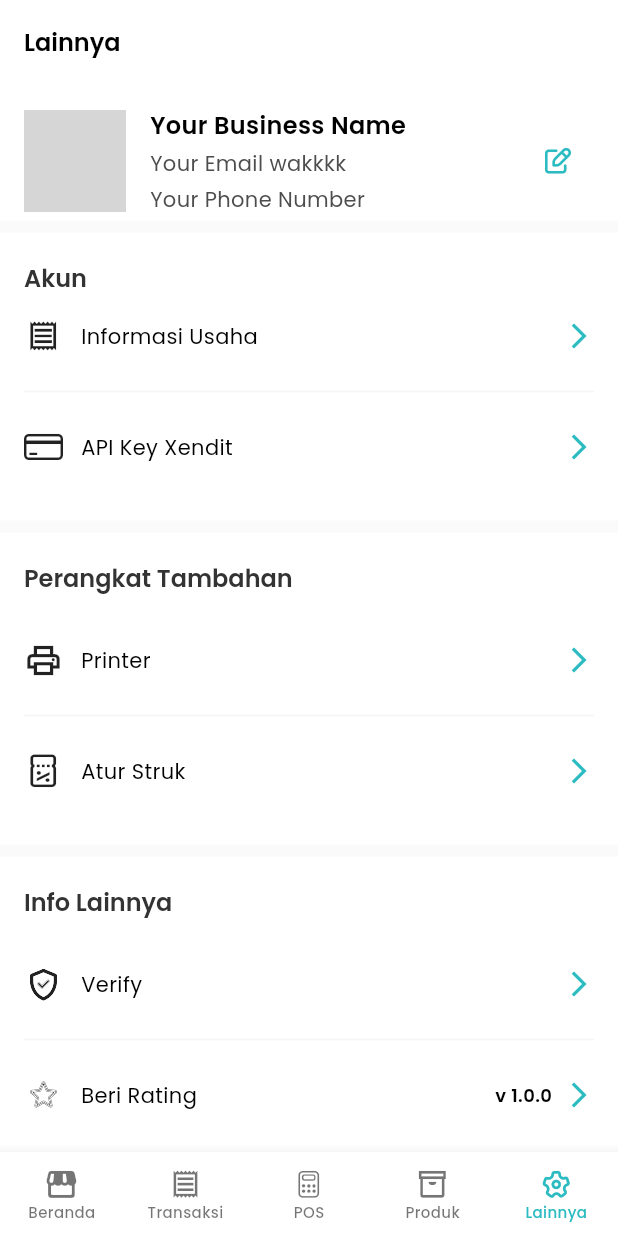
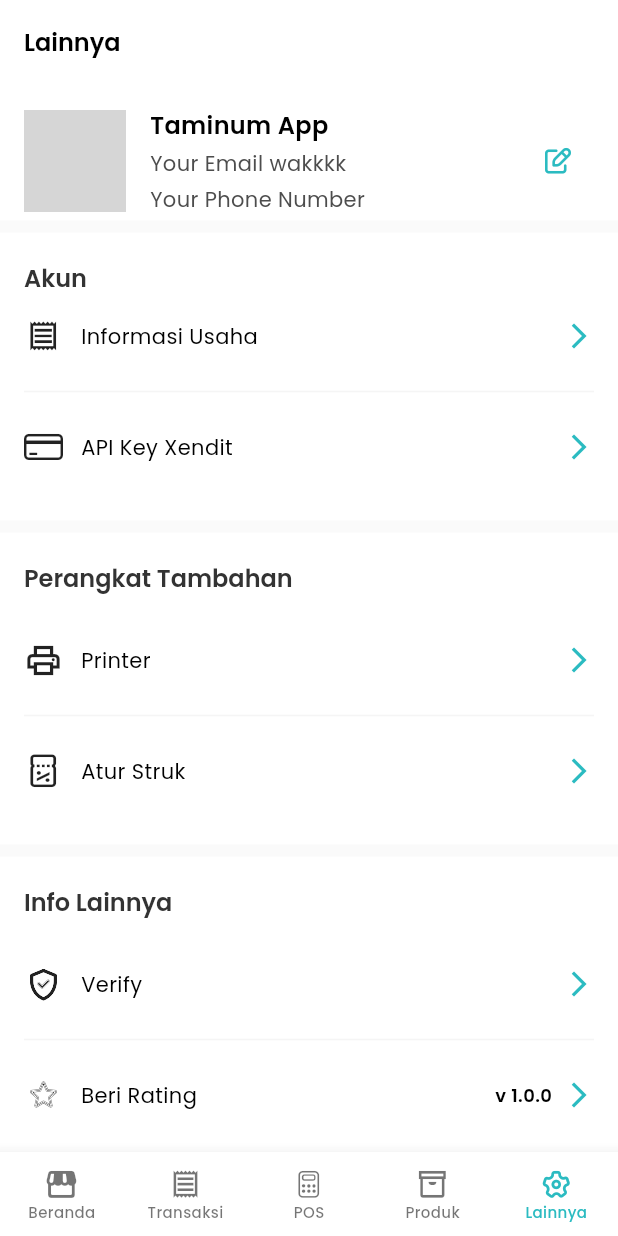
Before and after one commit to haidar-miqdad/taminum-pos, a Flutter app: the screen it shows after launch, item 5 of the bottom bar chosen, on a phone screen of 412 x 824 dp. Run offline on Flutter 3.47's test engine with Material 3 defaults, Android fonts, the phone set to English and light mode, and no system bars; our stand-ins replace bloc, dio, equatable, flutter_bloc, image_picker, lottie and 6 more; missing offline and left inert: flutter_esc_pos_utils, open_settings, print_bluetooth_thermal; accounts and stored records are empty; network calls fail; grey boxes are pictures that could not be loaded.

```diff
--- a/lib/app/app.dart
+++ b/lib/app/app.dart
@@ -1,4 +1,5 @@
 import 'package:flutter/material.dart';
+import 'package:flutter_taminum_mobile/app/config.dart';
 import 'package:flutter_taminum_mobile/app/routes.dart';
 import 'package:flutter_taminum_mobile/core/core.dart';
 import 'package:flutter_bloc/flutter_bloc.dart';
@@ -43,7 +44,7 @@ class MyApp extends StatelessWidget {
 
       ],
       child: MaterialApp(
-        title: 'Taminum App',
+        title: ConfigApp.appName,
         theme: LightTheme(MainColors.primary).theme,
         debugShowCheckedModeBanner: false,
         onGenerateRoute: routes,
--- /dev/null
+++ b/lib/app/config.dart
@@ -0,0 +1,10 @@
+
+import 'package:flutter_taminum_mobile/core/data/config_data.dart';
+
+class ConfigApp {
+  ConfigApp._();
+
+  static const String appName = 'Taminum App';
+
+  static String xenditKey = 'xnd_development_tFbBuLmaYn0ycGqovQI8jWGBBHTJyuSBiewzbWfc1PmotMSFiJKeTjrvEcgXJVe';
+}
--- a/lib/core/data/data.dart
+++ b/lib/core/data/data.dart
@@ -1,2 +1,3 @@
 export 'database/database.dart';
 export 'enums/enums.dart';
+export 'config_data.dart';
--- a/lib/core/preferences/spacing.dart
+++ b/lib/core/preferences/spacing.dart
@@ -6,6 +6,7 @@ class Spacing {
   static width(BuildContext context) {
     return MediaQuery.of(context).size.width;
   }
+
 
   static height(BuildContext context) {
     return MediaQuery.of(context).size.height;
--- a/lib/core/preferences/theme/light_theme.dart
+++ b/lib/core/preferences/theme/light_theme.dart
@@ -25,7 +25,10 @@ class LightTheme{
     onError: errorColor,
   );
 
-  AppBarTheme get appBarTheme => AppBarTheme(centerTitle: false, surfaceTintColor: scaffoldColor);
+  AppBarTheme get appBarTheme => AppBarTheme(
+    centerTitle: false,
+     surfaceTintColor: scaffoldColor,
+     );
 
   CardThemeData get cardTheme => CardThemeData(
     elevation: 0,
--- a/lib/core/template/receipt_template.dart
+++ b/lib/core/template/receipt_template.dart
@@ -3,6 +3,7 @@
 import 'package:flutter_esc_pos_utils/flutter_esc_pos_utils.dart';
 import 'package:flutter_taminum_mobile/core/core.dart';
 
+import '../../app/config.dart';
 import '../../features/features.dart';
 
 class ReceiptTemplate {
@@ -20,7 +21,7 @@ class ReceiptTemplate {
     bytes += generator.reset();
 
     bytes += generator.text(
-      user?.name ?? 'Cashier name group',
+      user?.name ?? 'Taminum eyy',
       styles: const PosStyles(
         bold: true,
         align: PosAlign.center,
@@ -128,7 +129,7 @@ class ReceiptTemplate {
       styles: const PosStyles(align: PosAlign.center),
     );
     bytes += generator.text(
-      'Powered by hedare',
+      'Powered by ${ConfigApp.appName}',
       styles: const PosStyles(align: PosAlign.center),
     );
 
--- a/lib/features/pos/pages/order/sections/order_section.dart
+++ b/lib/features/pos/pages/order/sections/order_section.dart
@@ -18,8 +18,6 @@ class _OrderSectionState extends State<_OrderSection> {
       ),
       isScrollControlled: true,
     );
-
-
   }
 
 
--- a/lib/features/settings/blocs/xendit_bloc/xendit_event.dart
+++ b/lib/features/settings/blocs/xendit_bloc/xendit_event.dart
@@ -1,19 +1,19 @@
-// part of 'xendit_bloc.dart';
-//
-// sealed class XenditEvent extends Equatable {
-//   const XenditEvent();
-//
-//   @override
-//   List<Object> get props => [];
-// }
-//
-// class GetXenditEvent extends XenditEvent {}
-//
-// class SubmitXenditEvent extends XenditEvent {
-//   final String key;
-//
-//   const SubmitXenditEvent(this.key);
-//
-//   @override
-//   List<Object> get props => [key];
-// }
+part of 'xendit_bloc.dart';
+
+sealed class XenditEvent extends Equatable {
+  const XenditEvent();
+
+  @override
+  List<Object> get props => [];
+}
+
+class GetXenditEvent extends XenditEvent {}
+
+class SubmitXenditEvent extends XenditEvent {
+  final String key;
+
+  const SubmitXenditEvent(this.key);
+
+  @override
+  List<Object> get props => [key];
+}
--- a/lib/features/settings/blocs/xendit_bloc/xendit_state.dart
+++ b/lib/features/settings/blocs/xendit_bloc/xendit_state.dart
@@ -1,34 +1,34 @@
-// part of 'xendit_bloc.dart';
-//
-// class XenditState extends Equatable {
-//   const XenditState({this.error, this.status = Status.initial, this.key = 'default'});
-//
-//   final String? error;
-//   final Status status;
-//   final String key;
-//
-//   factory XenditState.initial(){
-//     return XenditInitial();
-//   }
-//
-//   XenditState copyWith({
-//     String? error,
-//     Status? status,
-//     String? key,
-//   }){
-//     return XenditState(
-//       error: error,
-//       status: status ?? this.status,
-//       key: key ?? this.key,
-//     );
-//   }
-//
-//   @override
-//   // TODO: implement props
-//   List<Object?> get props => [error, status, key];
-// }
-//
-// final class XenditInitial extends XenditState {
-//   @override
-//   List<Object> get props => [];
-// }
+part of 'xendit_bloc.dart';
+
+class XenditState extends Equatable {
+  const XenditState({this.error, this.status = Status.initial, this.key = 'default'});
+
+  final String? error;
+  final Status status;
+  final String key;
+
+  factory XenditState.initial(){
+    return XenditInitial();
+  }
+
+  XenditState copyWith({
+    String? error,
+    Status? status,
+    String? key,
+  }){
+    return XenditState(
+      error: error,
+      status: status ?? this.status,
+      key: key ?? this.key,
+    );
+  }
+
+  @override
+  // TODO: implement props
+  List<Object?> get props => [error, status, key];
+}
+
+final class XenditInitial extends XenditState {
+  @override
+  List<Object> get props => [];
+}
--- a/lib/features/settings/pages/index/page.dart
+++ b/lib/features/settings/pages/index/page.dart
@@ -1,5 +1,6 @@
 import 'package:flutter/material.dart';
 import 'package:flutter_bloc/flutter_bloc.dart';
+import 'package:flutter_taminum_mobile/app/config.dart';
 import 'package:flutter_taminum_mobile/core/core.dart';
 
 import '../../../features.dart';
--- a/lib/features/settings/pages/index/sections/profile_section.dart
+++ b/lib/features/settings/pages/index/sections/profile_section.dart
@@ -25,7 +25,7 @@ class _ProfileSection extends StatelessWidget {
                 child: Column(
                   crossAxisAlignment: CrossAxisAlignment.start,
                   children: [
-                    RegularText.semibold(state.user?.name == null || state.user!.name.isEmpty ? 'Your Business Name' : state.user!.name, style: TextStyle(fontSize: 16)),
+                    RegularText.semibold(state.user?.name == null || state.user!.name.isEmpty ? ConfigApp.appName : state.user!.name, style: TextStyle(fontSize: 16)),
                     Spacing.sp4.height,
                     RegularText(state.user?.email == null || state.user!.email.isEmpty ? 'Your Email wakkkk' : state.user!.email, style: TextStyle(color: MainColors.black[600])),
                     Spacing.sp4.height,
--- a/lib/features/settings/services/xendit_service.dart
+++ b/lib/features/settings/services/xendit_service.dart
@@ -2,9 +2,9 @@
 import 'package:flutter/material.dart';
 import 'package:shared_preferences/shared_preferences.dart';
 
-class XenditService{
+class XenditServiceSet{
 
-  XenditService._();
+  XenditServiceSet._();
 
   static Future<String> insert( String key ) async {
     try{
--- a/lib/features/transaction/services/xendit_service.dart
+++ b/lib/features/transaction/services/xendit_service.dart
@@ -2,6 +2,7 @@ import 'dart:convert';
 
 import 'package:dio/dio.dart';
 import 'package:flutter/material.dart';
+import 'package:flutter_taminum_mobile/app/config.dart';
 import 'package:flutter_taminum_mobile/core/core.dart';
 
 class XenditService {
@@ -10,7 +11,7 @@ class XenditService {
   static Dio get dio{
     return Dio()..options = BaseOptions(
       headers: {
-        'Authorization': 'Basic ${base64Encode(utf8.encode('xnd_development_tFbBuLmaYn0ycGqovQI8jWGBBHTJyuSBiewzbWfc1PmotMSFiJKeTjrvEcgXJVe'))}',
+        'Authorization': 'Basic ${base64Encode(utf8.encode('${ConfigApp.xenditKey}:'))}',
         'Content-Type': 'application/json',
         'api-version': '2022-07-31',
       },
--- a/pubspec.yaml
+++ b/pubspec.yaml
@@ -52,7 +52,6 @@ dependencies:
   share_plus: ^11.0.0
   screenshot: ^3.0.0
   firebase_core: ^4.0.0
-  firebase_analytics: ^12.0.0
 
 dev_dependencies:
   flutter_test:
```
Also changed, not shown: lib/core/data/config_data.dart (added, +31 -0 lines), lib/features/settings/blocs/xendit_bloc/xendit_bloc.dart (+36 -36 lines), lib/main.dart (+2 -7 lines), lib/firebase_options.dart (deleted), pubspec.lock, 7 other files.
